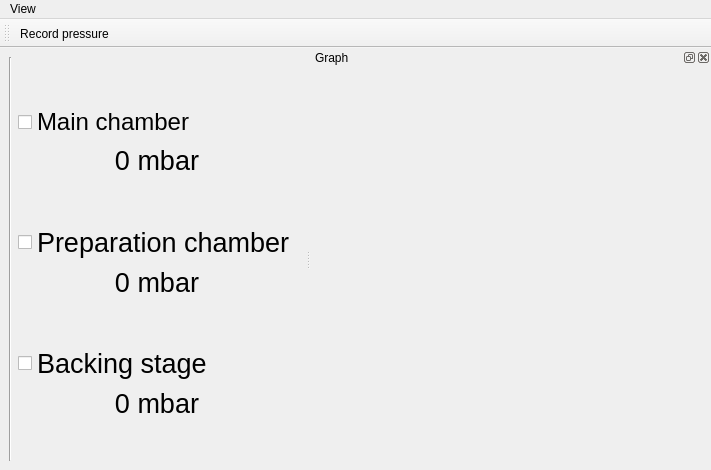
Above: gui/pressure_monitor/ui_pressure_monitor.ui from projecthira/qudi-hira before the change. Below: the same form after it.
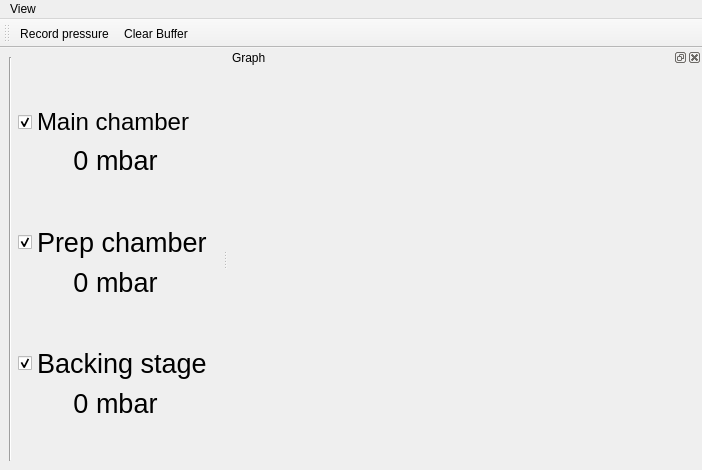
That is the form after the change. Icons and pictures are not drawn.

Commit message: Mirrored behavior in TM and PM logic and GUI.

```diff
--- a/gui/pressure_monitor/ui_pressure_monitor.ui
+++ b/gui/pressure_monitor/ui_pressure_monitor.ui
@@ -14,6 +14,12 @@
    <string>qudi-hira: Pressure Monitor</string>
   </property>
   <widget class="QWidget" name="centralwidget">
+   <property name="sizePolicy">
+    <sizepolicy hsizetype="Fixed" vsizetype="Preferred">
+     <horstretch>0</horstretch>
+     <verstretch>0</verstretch>
+    </sizepolicy>
+   </property>
    <layout class="QGridLayout" name="gridLayout">
     <item row="7" column="1">
      <spacer name="verticalSpacer_4">
@@ -36,10 +42,10 @@
        </font>
       </property>
       <property name="text">
-       <string>Preparation chamber</string>
+       <string>Prep chamber</string>
       </property>
       <property name="checked">
-       <bool>false</bool>
+       <bool>true</bool>
       </property>
      </widget>
     </item>
@@ -67,7 +73,7 @@
        <string>Main chamber</string>
       </property>
       <property name="checked">
-       <bool>false</bool>
+       <bool>true</bool>
       </property>
      </widget>
     </item>
@@ -112,7 +118,7 @@
        <string>Backing stage</string>
       </property>
       <property name="checked">
-       <bool>false</bool>
+       <bool>true</bool>
       </property>
      </widget>
     </item>
@@ -190,7 +196,7 @@
   </widget>
   <widget class="QDockWidget" name="plotDockWidget">
    <property name="sizePolicy">
-    <sizepolicy hsizetype="Expanding" vsizetype="Preferred">
+    <sizepolicy hsizetype="Preferred" vsizetype="Preferred">
      <horstretch>1</horstretch>
      <verstretch>0</verstretch>
     </sizepolicy>
@@ -237,6 +243,7 @@
     <bool>false</bool>
    </attribute>
    <addaction name="record_pressure_Action"/>
+   <addaction name="actionClear_Buffer"/>
   </widget>
   <action name="actionClose">
    <property name="icon">
@@ -295,6 +302,18 @@
     <string>Save pressure to file</string>
    </property>
   </action>
+  <action name="actionClear_Buffer">
+   <property name="icon">
+    <iconset>
+     <normaloff>../../artwork/icons/qudiTheme/22x22/stop-counter.png</normaloff>../../artwork/icons/qudiTheme/22x22/stop-counter.png</iconset>
+   </property>
+   <property name="text">
+    <string>Clear Buffer</string>
+   </property>
+   <property name="toolTip">
+    <string>Clear Buffers</string>
+   </property>
+  </action>
  </widget>
  <resources/>
  <connections>
```
The commit also changes 4 other files.
